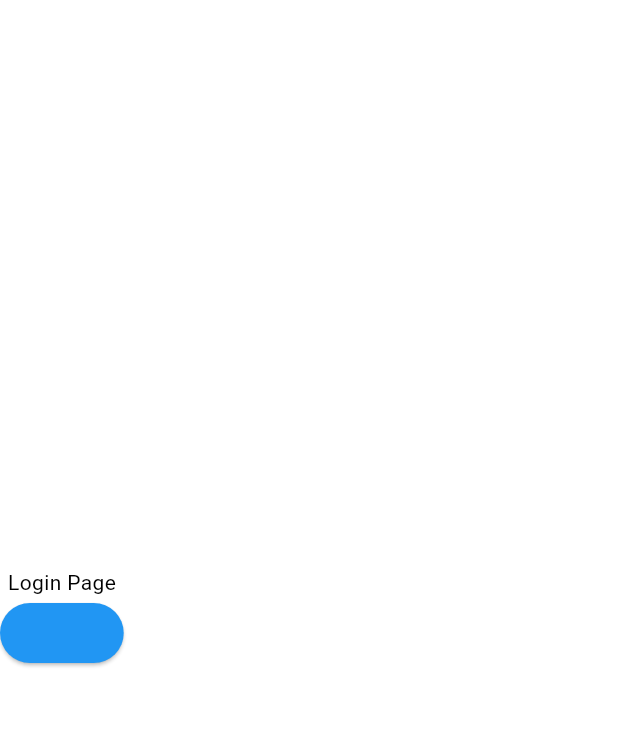
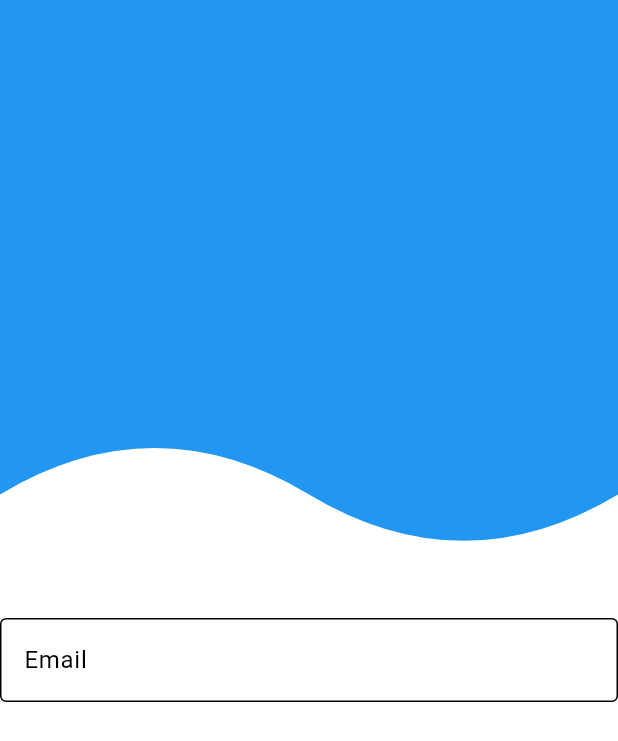
Before and after one commit to Kainato/flutter_training, a Flutter app: the screen it shows after launch, on a phone screen of 412 x 824 dp. Shown: the top 741 px of the screen. Run offline on Flutter 3.47's test engine with Material 3 defaults, Android fonts, the phone set to English and light mode, and no system bars; our stand-ins replace flutter_colorpicker, shared_preferences.

Commit message:
Wave Painter na Login page

```diff
--- a/lib/core/extensions/color_utils.dart
+++ b/lib/core/extensions/color_extension.dart
@@ -1,6 +1,6 @@
 import 'package:flutter/material.dart';
 
-extension ColorUtils on Color {
+extension ColorExtension on Color {
   Color secondary([double amount = 0.1]) {
     final hsl = HSLColor.fromColor(this);
     final hslLight = hsl.withLightness(
--- a/lib/core/theme_provider.dart
+++ b/lib/core/theme_provider.dart
@@ -1,6 +1,6 @@
 import 'package:flutter/material.dart';
 import 'package:flutter_training/core/cache/cache_key.dart';
-import 'package:flutter_training/core/extensions/color_utils.dart';
+import 'package:flutter_training/core/extensions/color_extension.dart';
 import 'package:shared_preferences/shared_preferences.dart';
 
 /// Classe que define o tema do app.
--- a/lib/page/login_page.dart
+++ b/lib/page/login_page.dart
@@ -1,22 +1,55 @@
 import 'package:flutter/material.dart';
+import 'package:flutter_training/core/extensions/build_context_extension.dart';
+
+import '../widget/paint/wave_painter.dart';
 
 class LoginPage extends StatelessWidget {
   const LoginPage({super.key});
 
   @override
   Widget build(BuildContext context) {
-    return Scaffold(
-      body: Column(
-        mainAxisAlignment: MainAxisAlignment.center,
-        children: [
-          Text('Login Page'),
-          ElevatedButton(
-            onPressed: () {
-              Navigator.pushNamed(context, '/home');
-            },
-            child: Text('Login'),
+    return GestureDetector(
+      onTap: () => FocusScope.of(context).unfocus(),
+      behavior: HitTestBehavior.opaque,
+      child: Scaffold(
+        backgroundColor: context.primaryColor,
+        body: SingleChildScrollView(
+          child: Column(
+            mainAxisAlignment: MainAxisAlignment.center,
+            children: [
+              Container(
+                height: context.height * 0.5,
+                width: context.width,
+                color: context.primaryContainerColor,
+                child: CustomPaint(
+                  painter: WavePainter(
+                    color: context.surfaceColor,
+                    waveCurl: 0.15,
+                    waveHeight: 0.8,
+                    qtdComprimentoOnda: context.width ~/ 200,
+                  ),
+                ),
+              ),
+              Container(
+                width: context.width,
+                height: context.height * 0.5,
+                color: context.surfaceColor,
+                child: Column(
+                  children: [
+                    TextFormField(
+                      decoration: InputDecoration(
+                        labelText: 'Email',
+                        border: OutlineInputBorder(),
+                        errorBorder: OutlineInputBorder(),
+                        focusedBorder: OutlineInputBorder(),
+                      ),
+                    ),
+                  ],
+                ),
+              ),
+            ],
           ),
-        ],
+        ),
       ),
     );
   }
--- /dev/null
+++ b/lib/widget/paint/wave_painter.dart
@@ -0,0 +1,72 @@
+import 'package:flutter/material.dart';
+
+class WavePainter extends CustomPainter {
+  /// Cor que ficará na parte debaixo da onda.
+  final Color color;
+
+  /// Quantidade de comprimentos de ondas que serão desenhadas.
+  final int qtdComprimentoOnda;
+
+  /// De em que altura a ondulação será desenhada.
+  /// Insira um valor entre 0 e 1.
+  final double waveHeight;
+
+  /// Curvatura da ondulação.
+  /// Insira um valor entre 0 e 1.
+  final double waveCurl;
+
+  /// `WavePainter` é um `CustomPainter` que desenha uma onda na tela.
+  WavePainter({
+    this.waveHeight = 0.5,
+    this.waveCurl = 0.25,
+    required this.color,
+    this.qtdComprimentoOnda = 4,
+  });
+
+  @override
+  void paint(Canvas canvas, Size size) {
+    double highPoint = waveHeight + waveCurl;
+    double lowPoint = waveHeight - waveCurl;
+
+    final paint = Paint()
+      ..color = color
+      ..style = PaintingStyle.fill;
+
+    final path = Path();
+    path.moveTo(0, size.height * waveHeight);
+
+    /// O passo é a distância entre cada onda
+    final double step = 1.0 / qtdComprimentoOnda;
+
+    // StartX, EndX e ControlX são os pontos de controle da curva de Bezier
+    for (int i = 0; i < qtdComprimentoOnda; i++) {
+      /// - StartX é o ponto inicial da curva
+      final double startX = i * step; // i = 0, 1, 2, 3, 4 | step = 0.2
+
+      /// - EndX é o ponto final da curva
+      final double endX = (i + 1) * step;
+
+      /// - ControlX é o ponto de controle da curva
+      final double controlX = startX + step / 2;
+
+      path.quadraticBezierTo(
+        size.width * controlX,
+        size.height * (i % 2 == 0 ? lowPoint : highPoint),
+        size.width * endX,
+        size.height * waveHeight,
+      );
+    }
+
+    path
+      ..lineTo(size.width, size.height)
+      ..lineTo(0, size.height)
+      ..close();
+
+    canvas.drawPath(path, paint);
+  }
+
+  @override
+  bool shouldRepaint(covariant CustomPainter oldDelegate) {
+    return false;
+  }
+}
```
Also changed, not shown: lib/core/extensions/build_context_extension.dart (added, +121 -0 lines).
